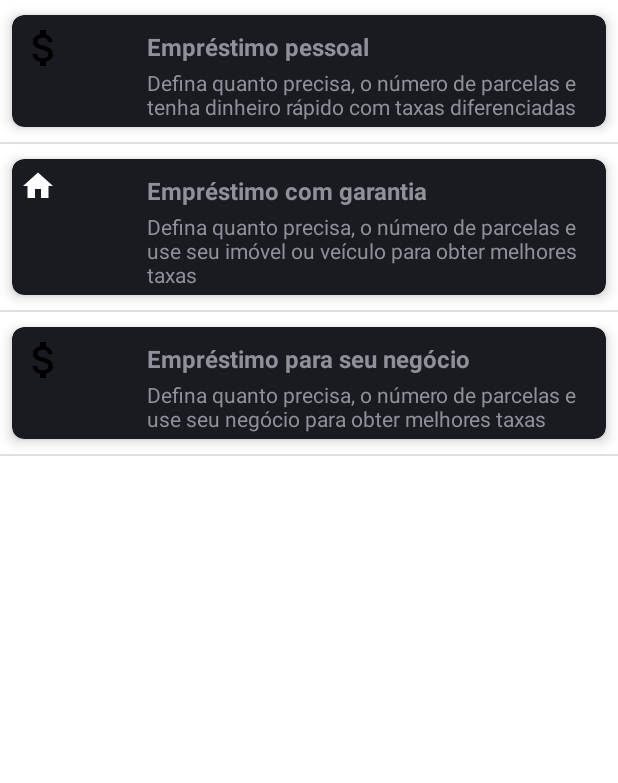
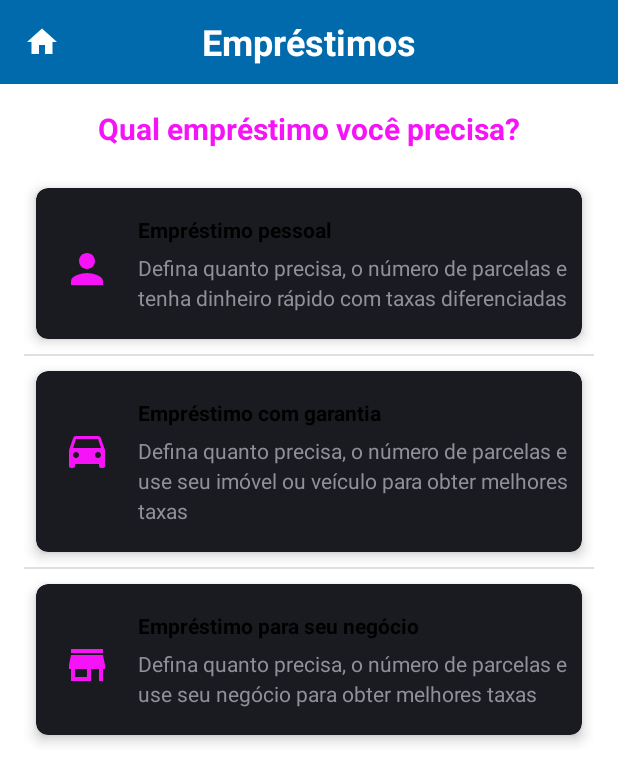
Before and after one commit to fabianafarias/credito-pra-todes, an Android app: the Activity2 screen opened directly, with no data from a screen before it, on a phone screen of 412 x 824 dp. Shown: the top 783 px of the screen. Run offline under Robolectric (Android 15) with nearby library versions, the phone set to English and light mode, and no system bars.

Commit message:
Concluindo layaout e a lógica da segunda activity

```diff
--- a/app/src/main/AndroidManifest.xml
+++ b/app/src/main/AndroidManifest.xml
@@ -8,7 +8,8 @@
         android:label="@string/app_name"
         android:supportsRtl="true"
         android:theme="@style/Theme.SerasaProway">
-        <activity android:name=".Activity2"></activity>
+        <activity android:name=".Activity3"></activity>
+        <activity android:name=".Activity2" />
         <activity android:name=".MainActivity">
             <intent-filter>
                 <action android:name="android.intent.action.MAIN" />
--- a/app/src/main/java/com/fabianafarias/serasaproway/Activity2.kt
+++ b/app/src/main/java/com/fabianafarias/serasaproway/Activity2.kt
@@ -1,5 +1,6 @@
 package com.fabianafarias.serasaproway
 
+import android.content.Intent
 import androidx.appcompat.app.AppCompatActivity
 import android.os.Bundle
 import android.view.View
@@ -33,7 +34,7 @@ class Activity2 : AppCompatActivity(), AdapterView.OnItemClickListener {
 
         listItem.add(
             ItemList(
-                R.drawable.ic_baseline_attach_money_24,
+                R.drawable.person_icon,
                 "Empréstimo pessoal",
                 "Defina quanto precisa, o número de parcelas e tenha dinheiro rápido com taxas diferenciadas"
             )
@@ -41,7 +42,7 @@ class Activity2 : AppCompatActivity(), AdapterView.OnItemClickListener {
 
         listItem.add(
             ItemList(
-                R.drawable.ic_baseline_home_24,
+                R.drawable.car_icon,
                 "Empréstimo com garantia",
                 "Defina quanto precisa, o número de parcelas e use seu imóvel ou veículo para obter melhores taxas"
             )
@@ -49,7 +50,7 @@ class Activity2 : AppCompatActivity(), AdapterView.OnItemClickListener {
 
         listItem.add(
             ItemList(
-                R.drawable.ic_baseline_attach_money_24,
+                R.drawable.store_icon,
                 "Empréstimo para seu negócio",
                 "Defina quanto precisa, o número de parcelas e use seu negócio para obter melhores taxas"
             )
@@ -61,6 +62,7 @@ class Activity2 : AppCompatActivity(), AdapterView.OnItemClickListener {
 
     override fun onItemClick(parent: AdapterView<*>?, view: View?, position: Int, id: Long) {
         var items:ItemList = arrayList?.get(position)!!
-        Toast.makeText(applicationContext, items.title, Toast.LENGTH_LONG).show()
+        val intent = Intent(this, Activity3::class.java)
+        startActivity(intent)
     }
 }
--- /dev/null
+++ b/app/src/main/java/com/fabianafarias/serasaproway/Activity3.kt
@@ -0,0 +1,11 @@
+package com.fabianafarias.serasaproway
+
+import androidx.appcompat.app.AppCompatActivity
+import android.os.Bundle
+
+class Activity3 : AppCompatActivity() {
+    override fun onCreate(savedInstanceState: Bundle?) {
+        super.onCreate(savedInstanceState)
+        setContentView(R.layout.activity_3)
+    }
+}
--- /dev/null
+++ b/app/src/main/res/drawable/car_icon.xml
@@ -0,0 +1,9 @@
+<vector xmlns:android="http://schemas.android.com/apk/res/android"
+    android:width="32dp"
+    android:height="32dp"
+    android:viewportWidth="24"
+    android:viewportHeight="24">
+  <path
+      android:pathData="M18.92,5.01C18.72,4.42 18.16,4 17.5,4h-11c-0.66,0 -1.21,0.42 -1.42,1.01L3,11v8c0,0.55 0.45,1 1,1h1c0.55,0 1,-0.45 1,-1v-1h12v1c0,0.55 0.45,1 1,1h1c0.55,0 1,-0.45 1,-1v-8l-2.08,-5.99zM6.5,15c-0.83,0 -1.5,-0.67 -1.5,-1.5S5.67,12 6.5,12s1.5,0.67 1.5,1.5S7.33,15 6.5,15zM17.5,15c-0.83,0 -1.5,-0.67 -1.5,-1.5s0.67,-1.5 1.5,-1.5 1.5,0.67 1.5,1.5 -0.67,1.5 -1.5,1.5zM5,10l1.5,-4.5h11L19,10L5,10z"
+      android:fillColor="@color/pink_500"/>
+</vector>
--- a/app/src/main/res/drawable/ic_baseline_attach_money_24.xml
+++ b/app/src/main/res/drawable/money_icon.xml
@@ -1,4 +1,4 @@
-<vector android:height="32dp" android:tint="#000000"
+<vector android:height="32dp" android:tint="@color/white"
     android:viewportHeight="24" android:viewportWidth="24"
     android:width="32dp" xmlns:android="http://schemas.android.com/apk/res/android">
     <path android:fillColor="@android:color/white" android:pathData="M11.8,10.9c-2.27,-0.59 -3,-1.2 -3,-2.15 0,-1.09 1.01,-1.85 2.7,-1.85 1.78,0 2.44,0.85 2.5,2.1h2.21c-0.07,-1.72 -1.12,-3.3 -3.21,-3.81V3h-3v2.16c-1.94,0.42 -3.5,1.68 -3.5,3.61 0,2.31 1.91,3.46 4.7,4.13 2.5,0.6 3,1.48 3,2.41 0,0.69 -0.49,1.79 -2.7,1.79 -2.06,0 -2.87,-0.92 -2.98,-2.1h-2.2c0.12,2.19 1.76,3.42 3.68,3.83V21h3v-2.15c1.95,-0.37 3.5,-1.5 3.5,-3.55 0,-2.84 -2.43,-3.81 -4.7,-4.4z"/>
--- /dev/null
+++ b/app/src/main/res/drawable/person_icon.xml
@@ -0,0 +1,9 @@
+<vector xmlns:android="http://schemas.android.com/apk/res/android"
+    android:width="32dp"
+    android:height="32dp"
+    android:viewportWidth="24"
+    android:viewportHeight="24">
+  <path
+      android:pathData="M12,12c2.21,0 4,-1.79 4,-4s-1.79,-4 -4,-4 -4,1.79 -4,4 1.79,4 4,4zM12,14c-2.67,0 -8,1.34 -8,4v2h16v-2c0,-2.66 -5.33,-4 -8,-4z"
+      android:fillColor="@color/pink_500"/>
+</vector>
--- /dev/null
+++ b/app/src/main/res/drawable/store_icon.xml
@@ -0,0 +1,9 @@
+<vector xmlns:android="http://schemas.android.com/apk/res/android"
+    android:width="32dp"
+    android:height="32dp"
+    android:viewportWidth="24"
+    android:viewportHeight="24">
+  <path
+      android:pathData="M20,4L4,4v2h16L20,4zM21,14v-2l-1,-5L4,7l-1,5v2h1v6h10v-6h4v6h2v-6h1zM12,18L6,18v-4h6v4z"
+      android:fillColor="@color/pink_500"/>
+</vector>
--- a/app/src/main/res/layout/activity_2.xml
+++ b/app/src/main/res/layout/activity_2.xml
@@ -6,10 +6,58 @@
     android:orientation="vertical"
     tools:context=".Activity2">
 
-    <ListView
-        android:id="@+id/cardview_list_view"
+    <androidx.appcompat.widget.Toolbar
+        android:id="@+id/toolbar"
         android:layout_width="match_parent"
-        android:layout_height="match_parent" />
+        android:layout_height="wrap_content"
+        android:background="?attr/colorPrimary"
+        android:minHeight="?attr/actionBarSize"
+        android:theme="?attr/actionBarTheme" >
 
+        <ImageView
+            android:id="@+id/iv_home_icon"
+            android:layout_width="wrap_content"
+            android:layout_height="wrap_content"
+            android:src="@drawable/home_toolbar_icon"
+            />
+
+        <TextView
+            android:id="@+id/tv_toolbar_name"
+            android:layout_width="wrap_content"
+            android:layout_height="wrap_content"
+            android:text="Empréstimos"
+            android:textColor="@color/white"
+            android:textSize="24sp"
+            android:textStyle="bold"
+            android:layout_gravity="center" />
+
+    </androidx.appcompat.widget.Toolbar>
+
+    <LinearLayout
+        android:layout_width="match_parent"
+        android:layout_height="wrap_content"
+        android:orientation="vertical"
+        android:layout_marginTop="48dp" >
+
+        <TextView
+            android:layout_width="match_parent"
+            android:layout_height="wrap_content"
+            android:layout_marginTop="24dp"
+            android:text="@string/text_view_title_1"
+            android:textSize="20sp"
+            android:textStyle="bold"
+            android:textColor="@color/pink_500"
+            android:textAlignment="center"
+            />
+
+        <ListView
+            android:id="@+id/cardview_list_view"
+            android:layout_width="match_parent"
+            android:layout_height="wrap_content"
+            android:padding="16dp">
+
+        </ListView>
+
+    </LinearLayout>
 
 </RelativeLayout>
--- /dev/null
+++ b/app/src/main/res/layout/activity_3.xml
@@ -0,0 +1,9 @@
+<?xml version="1.0" encoding="utf-8"?>
+<androidx.constraintlayout.widget.ConstraintLayout xmlns:android="http://schemas.android.com/apk/res/android"
+    xmlns:app="http://schemas.android.com/apk/res-auto"
+    xmlns:tools="http://schemas.android.com/tools"
+    android:layout_width="match_parent"
+    android:layout_height="match_parent"
+    tools:context=".Activity3">
+
+</androidx.constraintlayout.widget.ConstraintLayout>
--- a/app/src/main/res/layout/activity_main.xml
+++ b/app/src/main/res/layout/activity_main.xml
@@ -22,7 +22,7 @@
             android:id="@+id/iv_home_icon"
             android:layout_width="wrap_content"
             android:layout_height="wrap_content"
-            android:src="@drawable/ic_baseline_home_24"
+            android:src="@drawable/home_toolbar_icon"
             />
 
         <TextView
@@ -40,7 +40,7 @@
             android:layout_width="wrap_content"
             android:layout_height="wrap_content"
             android:layout_gravity="center"
-            android:src="@drawable/ic_baseline_attach_money_24" />
+            android:src="@drawable/money_icon" />
 
     </androidx.appcompat.widget.Toolbar>
 
@@ -88,7 +88,7 @@
         android:layout_width="wrap_content"
         android:layout_height="wrap_content"
         android:layout_marginTop="60dp"
-        android:drawableRight="@drawable/ic_baseline_arrow_forward_ios_24"
+        android:drawableRight="@drawable/arrow_forward_right"
         android:text="@string/start"
         android:textAlignment="center"
         android:textColor="@color/pink_500"
--- a/app/src/main/res/layout/card_view_item_layout_list.xml
+++ b/app/src/main/res/layout/card_view_item_layout_list.xml
@@ -1,10 +1,10 @@
 <?xml version="1.0" encoding="utf-8"?>
-<androidx.cardview.widget.CardView xmlns:android="http://schemas.android.com/apk/res/android"
+<androidx.cardview.widget.CardView
+    xmlns:android="http://schemas.android.com/apk/res/android"
     android:layout_width="match_parent"
     android:layout_height="wrap_content"
     xmlns:app="http://schemas.android.com/apk/res-auto"
     app:cardCornerRadius="8dp"
-    android:layout_marginBottom="16dp"
     app:cardElevation="5dp"
     app:cardPreventCornerOverlap="true"
     app:cardUseCompatPadding="true" >
@@ -12,37 +12,39 @@
     <RelativeLayout
         android:layout_width="match_parent"
         android:layout_height="wrap_content"
-        android:paddingBottom="4dp" >
+        android:padding="8dp" >
 
         <ImageView
             android:id="@+id/icon_list"
             android:layout_width="wrap_content"
             android:layout_height="wrap_content"
-            android:layout_marginLeft="5dp"
-            android:layout_marginTop="6dp"
-            android:src="@drawable/ic_baseline_attach_money_24"
+            android:layout_marginLeft="10dp"
+            android:layout_marginTop="30dp"
+            android:src="@drawable/person_icon"
             />
 
         <TextView
             android:id="@+id/title_text_view"
             android:layout_width="match_parent"
             android:layout_height="wrap_content"
-            android:layout_marginLeft="90dp"
+            android:layout_marginLeft="60dp"
             android:layout_marginTop="10dp"
-            android:text="Title Text"
-            android:textSize="16dp"
+            android:text="@string/title_text_view"
+            android:textSize="14dp"
             android:textStyle="bold"
+            android:textColor="@color/black"
             />
 
         <TextView
             android:id="@+id/detail_text_view"
-            android:layout_width="match_parent"
+            android:layout_width="wrap_content"
             android:layout_height="wrap_content"
-            android:layout_marginLeft="90dp"
+            android:layout_marginLeft="60dp"
             android:layout_marginTop="35dp"
-            android:text="Detail Text" />
-
-
+            android:layout_marginBottom="10dp"
+            android:text="@string/detail_text_view"
+            android:lineHeight="20dp"
+            />
 
     </RelativeLayout>
 
--- a/app/src/main/res/values/strings.xml
+++ b/app/src/main/res/values/strings.xml
@@ -3,5 +3,9 @@
     <string name="welcome_text_title">Precisa aliviar suas contas?</string>
     <string name="welcome_text">Empréstimo fácil e totalmente digital, com condições personalizadas e taxas diferenciadas.</string>
     <string name="start">Começar</string>
+    <string name="detail_text_view">Defina quanto precisa, o número de parcelas e tenha dinheiro rápido com taxas diferenciadas</string>
+    <string name="title_text_view">Empréstimo pessoal</string>
+    <string name="text_view_title_1">Qual empréstimo você precisa?</string>
+
 
 </resources>
```
Also changed, not shown: app/src/main/res/drawable/arrow_forward_right.xml (renamed from app/src/main/res/drawable/ic_baseline_arrow_forward_ios_24.xml), app/src/main/res/drawable/home_toolbar_icon.xml (renamed from app/src/main/res/drawable/ic_baseline_home_24.xml).
